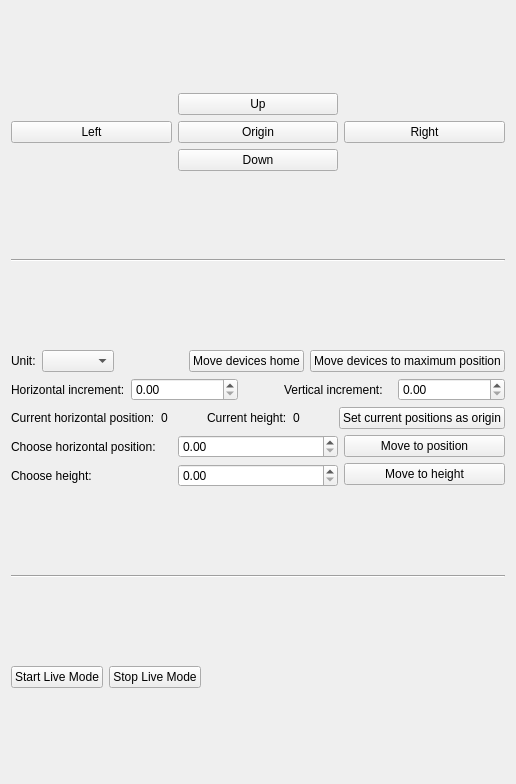
First picture: the form in gui/control.ui, repository LIOMLab/lightsheet, before the edit.
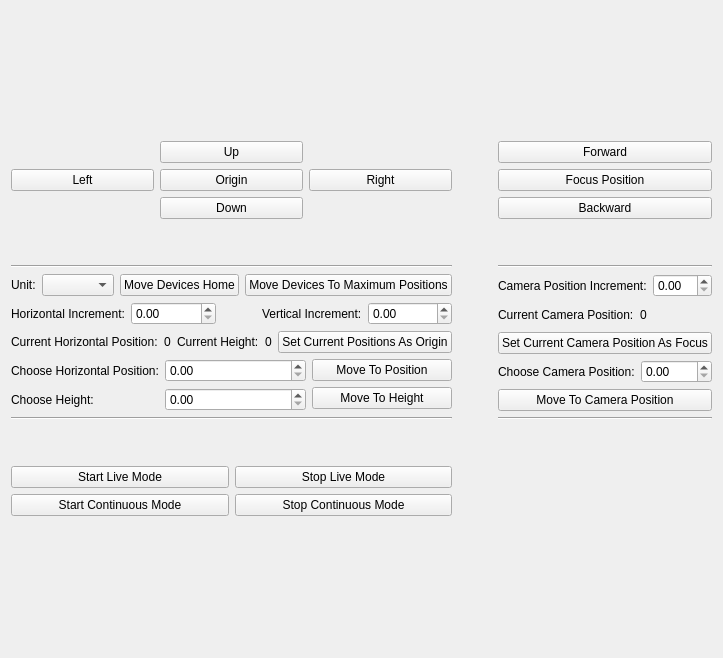
Second picture: the form after the edit.

Commit message: >Acquisition parameter was added in create_task() of hardware.py to choose between finite or continuous acquisition >Unit change and detection arm motion (camera) are now implemented >Continuous mode was added in the GUI, so the light plane is continuously generated >Current position displays are now updated each time the user apply a motion -PierreGCollins

What changed in the file:
```diff
--- a/gui/control.ui
+++ b/gui/control.ui
@@ -6,8 +6,8 @@
    <rect>
     <x>0</x>
     <y>0</y>
-    <width>516</width>
-    <height>784</height>
+    <width>673</width>
+    <height>658</height>
    </rect>
   </property>
   <property name="windowTitle">
@@ -15,6 +15,78 @@
   </property>
   <layout class="QVBoxLayout" name="verticalLayout">
    <item>
+    <layout class="QGridLayout" name="gridLayout_8">
+     <item row="5" column="0">
+      <spacer name="verticalSpacer_2">
+       <property name="orientation">
+        <enum>Qt::Vertical</enum>
+       </property>
+       <property name="sizeType">
+        <enum>QSizePolicy::Fixed</enum>
+       </property>
+       <property name="sizeHint" stdset="0">
+        <size>
+         <width>20</width>
+         <height>40</height>
+        </size>
+       </property>
+      </spacer>
+     </item>
+     <item row="2" column="0">
+      <widget class="Line" name="line_3">
+       <property name="orientation">
+        <enum>Qt::Horizontal</enum>
+       </property>
+      </widget>
+     </item>
+     <item row="2" column="2">
+      <widget class="Line" name="line_4">
+       <property name="orientation">
+        <enum>Qt::Horizontal</enum>
+       </property>
+      </widget>
+     </item>
+     <item row="6" column="0">
+      <layout class="QVBoxLayout" name="verticalLayout_16">
+       <item>
+        <layout class="QHBoxLayout" name="horizontalLayout_2">
+         <item>
+          <widget class="QPushButton" name="pushButton_startLive">
+           <property name="text">
+            <string>Start Live Mode</string>
+           </property>
+          </widget>
+         </item>
+         <item>
+          <widget class="QPushButton" name="pushButton_stopLive">
+           <property name="text">
+            <string>Stop Live Mode</string>
+           </property>
+          </widget>
+         </item>
+        </layout>
+       </item>
+       <item>
+        <layout class="QHBoxLayout" name="horizontalLayout_9">
+         <item>
+          <widget class="QPushButton" name="pushButton_startContinuous">
+           <property name="text">
+            <string>Start Continuous Mode</string>
+           </property>
+          </widget>
+         </item>
+         <item>
+          <widget class="QPushButton" name="pushButton_stopContinuous">
+           <property name="text">
+            <string>Stop Continuous Mode</string>
+           </property>
+          </widget>
+         </item>
+        </layout>
+       </item>
+      </layout>
+     </item>
+     <item row="0" column="0">
     <layout class="QGridLayout" name="gridLayout">
      <item row="1" column="1">
       <widget class="QPushButton" name="pushButton_MotorOrigin">
@@ -23,27 +95,6 @@
        </property>
       </widget>
      </item>
-     <item row="2" column="1">
-      <widget class="QPushButton" name="pushButton_MotorDown">
-       <property name="text">
-        <string>Down</string>
-       </property>
-      </widget>
-     </item>
-     <item row="1" column="0">
-      <widget class="QPushButton" name="pushButton_MotorLeft">
-       <property name="text">
-        <string>Left</string>
-       </property>
-      </widget>
-     </item>
-     <item row="1" column="2">
-      <widget class="QPushButton" name="pushButton_MotorRight">
-       <property name="text">
-        <string>Right</string>
-       </property>
-      </widget>
-     </item>
      <item row="0" column="1">
       <widget class="QPushButton" name="pushButton_MotorUp">
        <property name="text">
@@ -51,16 +102,169 @@
        </property>
       </widget>
      </item>
-    </layout>
-   </item>
+       <item row="1" column="2">
+        <widget class="QPushButton" name="pushButton_MotorRight">
+         <property name="text">
+          <string>Right</string>
+         </property>
+        </widget>
+       </item>
+       <item row="1" column="0">
+        <widget class="QPushButton" name="pushButton_MotorLeft">
+         <property name="text">
+          <string>Left</string>
+         </property>
+        </widget>
+       </item>
+       <item row="2" column="1">
+        <widget class="QPushButton" name="pushButton_MotorDown">
+         <property name="text">
+          <string>Down</string>
+         </property>
+        </widget>
+       </item>
+      </layout>
+     </item>
+     <item row="1" column="0">
+      <spacer name="verticalSpacer">
+       <property name="orientation">
+        <enum>Qt::Vertical</enum>
+       </property>
+       <property name="sizeType">
+        <enum>QSizePolicy::Fixed</enum>
+       </property>
+       <property name="sizeHint" stdset="0">
+        <size>
+         <width>20</width>
+         <height>40</height>
+        </size>
+       </property>
+      </spacer>
+     </item>
+     <item row="0" column="2">
+      <layout class="QGridLayout" name="gridLayout_7">
+       <item row="2" column="0">
+        <widget class="QPushButton" name="pushButton_backward">
+         <property name="text">
+          <string>Backward</string>
+         </property>
+        </widget>
+       </item>
+       <item row="0" column="0">
+        <widget class="QPushButton" name="pushButton_forward">
+         <property name="text">
+          <string>Forward</string>
+         </property>
+        </widget>
+       </item>
+       <item row="1" column="0">
+        <widget class="QPushButton" name="pushButton_focus">
+         <property name="text">
+          <string>Focus Position</string>
+         </property>
+        </widget>
+       </item>
+      </layout>
+     </item>
+     <item row="3" column="2">
+      <layout class="QVBoxLayout" name="verticalLayout_14">
    <item>
+        <layout class="QHBoxLayout" name="horizontalLayout_8">
+         <item>
+          <widget class="QLabel" name="label_incrementCamera">
+           <property name="text">
+            <string>Camera Position Increment:</string>
+           </property>
+          </widget>
+         </item>
+         <item>
+          <widget class="QDoubleSpinBox" name="doubleSpinBox_incrementCamera"/>
+         </item>
+        </layout>
+       </item>
+       <item>
+        <layout class="QVBoxLayout" name="verticalLayout_17">
+         <item>
+          <layout class="QHBoxLayout" name="horizontalLayout_10">
+           <item>
+            <widget class="QLabel" name="label_currentCameraText">
+             <property name="text">
+              <string>Current Camera Position:</string>
+             </property>
+            </widget>
+           </item>
+           <item>
+            <widget class="QLabel" name="label_currentCameraNumerical">
+             <property name="text">
+              <string>0</string>
+             </property>
+            </widget>
+           </item>
+          </layout>
+         </item>
+         <item>
+          <widget class="QPushButton" name="pushButton_setFocus">
+           <property name="text">
+            <string>Set Current Camera Position As Focus</string>
+           </property>
+          </widget>
+         </item>
+        </layout>
+       </item>
+       <item>
+        <layout class="QHBoxLayout" name="horizontalLayout_11">
+         <item>
+          <widget class="QLabel" name="label_chooseCamera">
+           <property name="text">
+            <string>Choose Camera Position:</string>
+           </property>
+          </widget>
+         </item>
+         <item>
+          <widget class="QDoubleSpinBox" name="doubleSpinBox_chooseCamera"/>
+         </item>
+        </layout>
+       </item>
+       <item>
+        <widget class="QPushButton" name="pushButton_moveCamera">
+         <property name="text">
+          <string>Move To Camera Position</string>
+         </property>
+        </widget>
+       </item>
+      </layout>
+     </item>
+     <item row="3" column="1">
+      <spacer name="horizontalSpacer_5">
+       <property name="orientation">
+        <enum>Qt::Horizontal</enum>
+       </property>
+       <property name="sizeType">
+        <enum>QSizePolicy::Fixed</enum>
+       </property>
+       <property name="sizeHint" stdset="0">
+        <size>
+         <width>40</width>
+         <height>20</height>
+        </size>
+       </property>
+      </spacer>
+     </item>
+     <item row="4" column="0">
     <widget class="Line" name="line">
      <property name="orientation">
       <enum>Qt::Horizontal</enum>
      </property>
     </widget>
    </item>
-   <item>
+     <item row="4" column="2">
+      <widget class="Line" name="line_2">
+       <property name="orientation">
+        <enum>Qt::Horizontal</enum>
+       </property>
+      </widget>
+     </item>
+     <item row="3" column="0">
     <layout class="QVBoxLayout" name="verticalLayout_2">
      <item>
       <layout class="QHBoxLayout" name="horizontalLayout_14">
@@ -90,14 +294,14 @@
        <item>
         <widget class="QPushButton" name="pushButton_moveHome">
          <property name="text">
-          <string>Move devices home</string>
+            <string>Move Devices Home</string>
          </property>
         </widget>
        </item>
        <item>
         <widget class="QPushButton" name="pushButton_moveMaxPosition">
          <property name="text">
-          <string>Move devices to maximum position</string>
+            <string>Move Devices To Maximum Positions</string>
          </property>
         </widget>
        </item>
@@ -108,7 +312,7 @@
        <item>
         <widget class="QLabel" name="label_incrementHorizontal">
          <property name="text">
-          <string>Horizontal increment:</string>
+            <string>Horizontal Increment:</string>
          </property>
         </widget>
        </item>
@@ -134,7 +338,7 @@
        <item>
         <widget class="QLabel" name="label_incrementVertical">
          <property name="text">
-          <string>Vertical increment:</string>
+            <string>Vertical Increment:</string>
          </property>
         </widget>
        </item>
@@ -148,7 +352,7 @@
        <item>
         <widget class="QLabel" name="label_currentHorizontalText">
          <property name="text">
-          <string>Current horizontal position:</string>
+            <string>Current Horizontal Position:</string>
          </property>
         </widget>
        </item>
@@ -162,7 +366,7 @@
        <item>
         <widget class="QLabel" name="label_currentHeightText">
          <property name="text">
-          <string>Current height:</string>
+            <string>Current Height:</string>
          </property>
         </widget>
        </item>
@@ -176,7 +380,7 @@
        <item>
         <widget class="QPushButton" name="pushButton_setAsOrigin">
          <property name="text">
-          <string>Set current positions as origin</string>
+            <string>Set Current Positions As Origin</string>
          </property>
         </widget>
        </item>
@@ -189,14 +393,14 @@
          <item>
           <widget class="QLabel" name="label_chooseHorizontal">
            <property name="text">
-            <string>Choose horizontal position:</string>
+              <string>Choose Horizontal Position:</string>
            </property>
           </widget>
          </item>
          <item>
           <widget class="QLabel" name="label_chooseHeight">
            <property name="text">
-            <string>Choose height:</string>
+              <string>Choose Height:</string>
            </property>
           </widget>
          </item>
@@ -217,14 +421,14 @@
          <item>
           <widget class="QPushButton" name="pushButton_movePosition">
            <property name="text">
-            <string>Move to position</string>
+              <string>Move To Position</string>
            </property>
           </widget>
          </item>
          <item>
           <widget class="QPushButton" name="pushButton_moveHeight">
            <property name="text">
-            <string>Move to height</string>
+              <string>Move To Height</string>
            </property>
           </widget>
          </item>
@@ -233,42 +437,6 @@
       </layout>
      </item>
     </layout>
-   </item>
-   <item>
-    <widget class="Line" name="line_2">
-     <property name="orientation">
-      <enum>Qt::Horizontal</enum>
-     </property>
-    </widget>
-   </item>
-   <item>
-    <layout class="QHBoxLayout" name="horizontalLayout_2">
-     <item>
-      <widget class="QPushButton" name="pushButton_startLive">
-       <property name="text">
-        <string>Start Live Mode</string>
-       </property>
-      </widget>
-     </item>
-     <item>
-      <widget class="QPushButton" name="pushButton_stopLive">
-       <property name="text">
-        <string>Stop Live Mode</string>
-       </property>
-      </widget>
-     </item>
-     <item>
-      <spacer name="horizontalSpacer">
-       <property name="orientation">
-        <enum>Qt::Horizontal</enum>
-       </property>
-       <property name="sizeHint" stdset="0">
-        <size>
-         <width>40</width>
-         <height>20</height>
-        </size>
-       </property>
-      </spacer>
      </item>
     </layout>
    </item>
```
Lines whose indentation alone changed are shown as unchanged. The commit also changes 2 other files.
